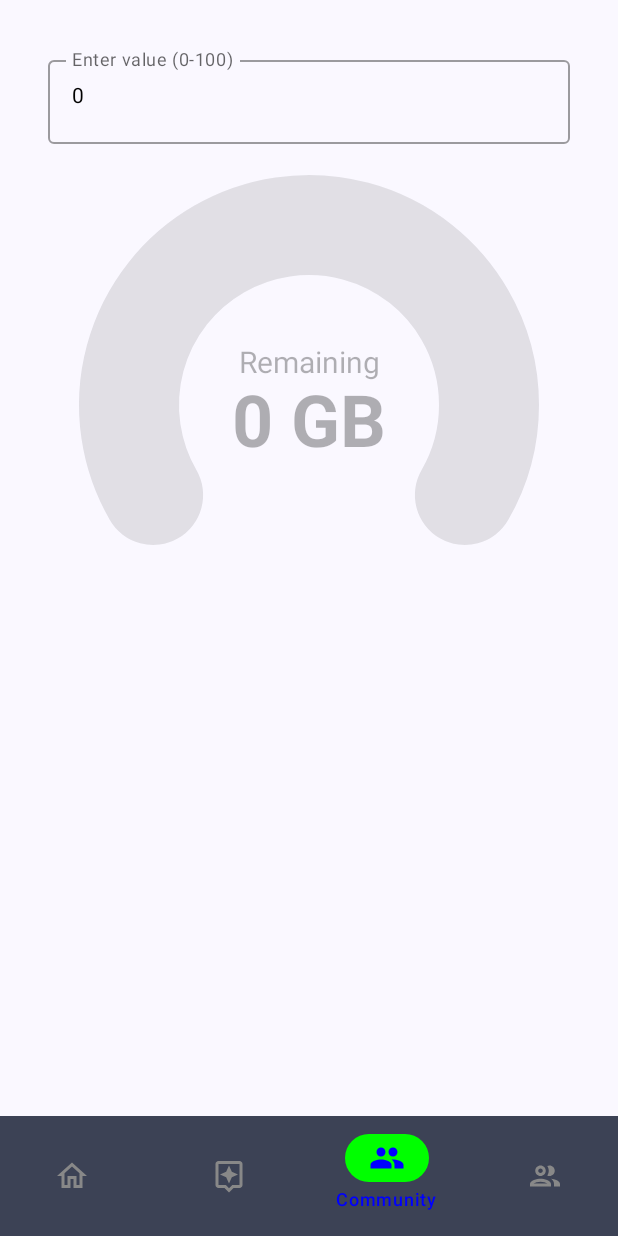
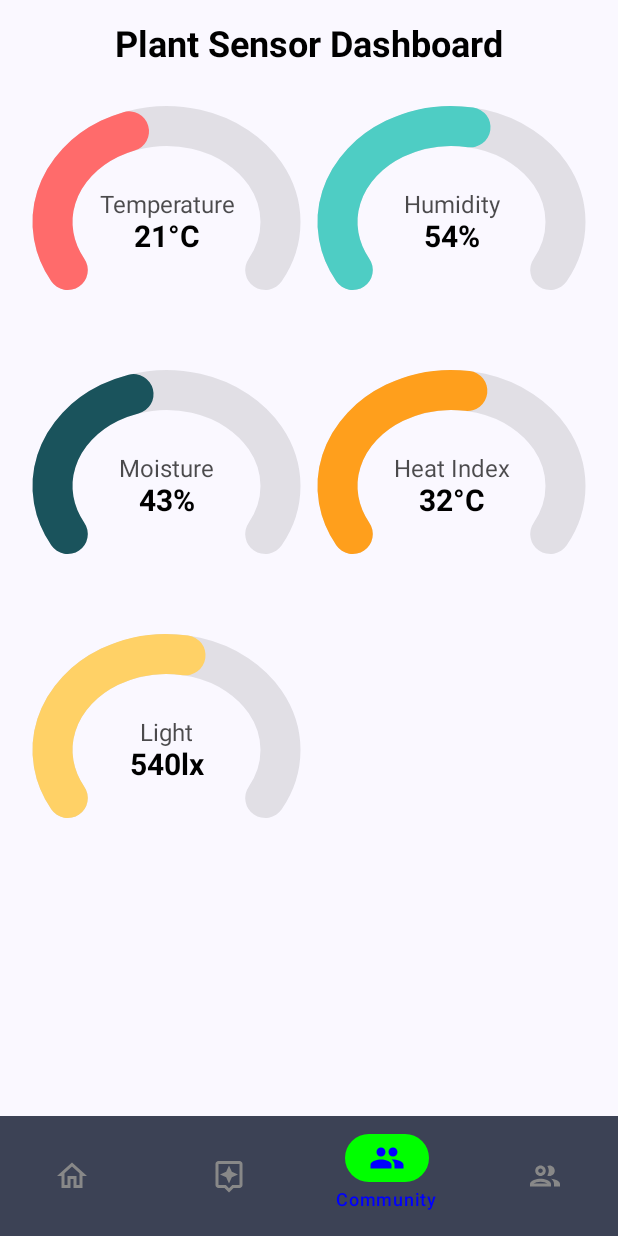
Before and after one commit to Nikita2812/PlantSy-androidApp, an Android app built with Jetpack Compose: the community screen opened through its navigation route, on a phone screen of 412 x 824 dp. Run offline under Robolectric (Android 15) with nearby library versions, the phone set to English and light mode, and no system bars.

Commit message:
feat(iot): added sample json parsing for iot data and corresponding visualisation

```diff
--- a/app/build.gradle.kts
+++ b/app/build.gradle.kts
@@ -4,6 +4,7 @@ plugins {
     id("org.jetbrains.kotlin.android")
     id("kotlin-kapt")
     id("com.google.gms.google-services")
+    id("org.jetbrains.kotlin.plugin.serialization") version "1.8.0"
 }
 
 kapt {
@@ -153,4 +154,6 @@ dependencies {
     implementation("androidx.constraintlayout:constraintlayout:2.1.4")
     implementation("androidx.recyclerview:recyclerview:1.3.2")
     implementation("com.google.android.material:material:1.11.0")
+// for json parsing
+    implementation("org.jetbrains.kotlinx:kotlinx-serialization-json:1.5.0")
 }
--- a/app/src/main/java/com/nikita_prasad/plantsy/screen/Community.kt
+++ b/app/src/main/java/com/nikita_prasad/plantsy/screen/Community.kt
@@ -2,25 +2,13 @@ package com.nikita_prasad.plantsy.screen
 
 import androidx.compose.animation.animateColorAsState
 import androidx.compose.animation.core.animateFloatAsState
-import androidx.compose.animation.core.animateIntAsState
 import androidx.compose.animation.core.tween
-import androidx.compose.foundation.layout.Arrangement
-import androidx.compose.foundation.layout.Column
-import androidx.compose.foundation.layout.Spacer
-import androidx.compose.foundation.layout.fillMaxWidth
-import androidx.compose.foundation.layout.height
-import androidx.compose.foundation.layout.padding
-import androidx.compose.foundation.layout.size
-import androidx.compose.foundation.text.KeyboardOptions
+import androidx.compose.foundation.layout.*
+import androidx.compose.foundation.rememberScrollState
+import androidx.compose.foundation.verticalScroll
 import androidx.compose.material.MaterialTheme
-import androidx.compose.material.OutlinedTextField
 import androidx.compose.material.Text
-import androidx.compose.runtime.Composable
-import androidx.compose.runtime.LaunchedEffect
-import androidx.compose.runtime.getValue
-import androidx.compose.runtime.mutableStateOf
-import androidx.compose.runtime.remember
-import androidx.compose.runtime.setValue
+import androidx.compose.runtime.*
 import androidx.compose.ui.Alignment
 import androidx.compose.ui.Modifier
 import androidx.compose.ui.draw.drawBehind
@@ -31,72 +19,190 @@ import androidx.compose.ui.graphics.StrokeCap
 import androidx.compose.ui.graphics.drawscope.DrawScope
 import androidx.compose.ui.graphics.drawscope.Stroke
 import androidx.compose.ui.text.font.FontWeight
-import androidx.compose.ui.text.input.KeyboardType
 import androidx.compose.ui.text.style.TextAlign
 import androidx.compose.ui.tooling.preview.Preview
 import androidx.compose.ui.unit.Dp
 import androidx.compose.ui.unit.TextUnit
 import androidx.compose.ui.unit.dp
+import com.google.gson.Gson
+import com.google.gson.annotations.SerializedName
+
+data class SensorData(
+    val temperature: Double,
+    val humidity: Double,
+    val moisture: Double,
+    val heatIndex: Double,
+    val lightlux: Double
+)
+
+// 2. Gson serializable data class with annotations
+data class SerializableSensorData(
+    val temperature: Double,
+    val humidity: Double,
+    val moisture: Double,
+    @SerializedName("heat_index") val heatIndex: Double,
+    val lightlux: Double
+) {
+    // Converter function to domain model
+    fun toSensorData(): SensorData = SensorData(
+        temperature = temperature,
+        humidity = humidity,
+        moisture = moisture,
+        heatIndex = heatIndex,
+        lightlux = lightlux
+    )
+}
+
+private val sensorJsonData = """{"temperature": 21, "humidity": 54, "moisture": 43, "heat_index": 32, "lightlux": 540}"""
 
 @Composable
 fun CommunityScreen(
     modifier: Modifier = Modifier
 ) {
-    var inputValue by remember { mutableStateOf("0") }
-    var indicatorValue by remember { mutableStateOf(0) }
-    val maxIndicatorValue = 100
+    // Use Gson for JSON parsing
+    val gson = Gson()
+
+    // Parse JSON data using Gson and convert to domain model
+    val sensorData = remember {
+        gson.fromJson(sensorJsonData, SerializableSensorData::class.java).toSensorData()
+    }
+
+    // Define parameters for each meter
+    val meterConfigs = listOf(
+        MeterConfig(
+            value = sensorData.temperature,
+            maxValue = 50, // Assuming max temperature is 50°C
+            title = "Temperature",
+            suffix = "°C",
+            color = Color(0xFFFF6B6B) // Red shade for temperature
+        ),
+        MeterConfig(
+            value = sensorData.humidity,
+            maxValue = 100, // Humidity is percentage
+            title = "Humidity",
+            suffix = "%",
+            color = Color(0xFF4ECDC4) // Teal shade for humidity
+        ),
+        MeterConfig(
+            value = sensorData.moisture,
+            maxValue = 100, // Moisture as percentage
+            title = "Moisture",
+            suffix = "%",
+            color = Color(0xFF1A535C) // Darker teal for moisture
+        ),
+        MeterConfig(
+            value = sensorData.heatIndex,
+            maxValue = 60, // Assuming max heat index is 60°C
+            title = "Heat Index",
+            suffix = "°C",
+            color = Color(0xFFFF9F1C) // Orange for heat index
+        ),
+        MeterConfig(
+            value = sensorData.lightlux,
+            maxValue = 1000, // Assuming max light is 1000 lux
+            title = "Light",
+            suffix = "lx",
+            color = Color(0xFFFFD166) // Yellow for light
+        )
+    )
 
     Column(
-        modifier = modifier.padding(16.dp),
+        modifier = modifier
+            .padding(16.dp)
+            .verticalScroll(rememberScrollState()),
         horizontalAlignment = Alignment.CenterHorizontally
     ) {
+        Text(
+            text = "Plant Sensor Dashboard",
+            style = MaterialTheme.typography.h5,
+            fontWeight = FontWeight.Bold,
+            modifier = Modifier.padding(bottom = 16.dp)
+        )
+
+        for (i in meterConfigs.indices step 2) {
+            Row(
+                modifier = Modifier
+                    .fillMaxWidth()
+                    .padding(vertical = 8.dp),
+                horizontalArrangement = Arrangement.SpaceEvenly
+            ) {
+                // First meter in the row
                 CircularMeter(
-            indicatorValue = indicatorValue,
-            maxIndicatorValue = maxIndicatorValue,
-            canvasSize = 300.dp,
+                    modifier = Modifier.weight(1f),
+                    indicatorValue = meterConfigs[i].value,
+                    maxIndicatorValue = meterConfigs[i].maxValue,
+                    canvasSize = 160.dp,
                     backgroundIndicatorColor = MaterialTheme.colors.onSurface.copy(alpha = 0.1f),
-            backgroundIndicatorStrokeWidth = 100f,
-            foregroundIndicatorColor = MaterialTheme.colors.primary,
-            foregroundIndicatorStrokeWidth = 100f,
-            bigTextFontSize = MaterialTheme.typography.h3.fontSize,
+                    backgroundIndicatorStrokeWidth = 40f,
+                    foregroundIndicatorColor = meterConfigs[i].color,
+                    foregroundIndicatorStrokeWidth = 40f,
+                    bigTextFontSize = MaterialTheme.typography.h6.fontSize,
                     bigTextColor = MaterialTheme.colors.onSurface,
-            bigTextSuffix = "GB",
-            smallText = "Remaining",
-            smallTextFontSize = MaterialTheme.typography.h6.fontSize,
-            smallTextColor = MaterialTheme.colors.onSurface.copy(alpha = 0.3f)
+                    bigTextSuffix = meterConfigs[i].suffix,
+                    smallText = meterConfigs[i].title,
+                    smallTextFontSize = MaterialTheme.typography.body1.fontSize,
+                    smallTextColor = MaterialTheme.colors.onSurface.copy(alpha = 0.7f)
                 )
+
+                // Second meter in the row (if available)
+                if (i + 1 < meterConfigs.size) {
+                    CircularMeter(
+                        modifier = Modifier.weight(1f),
+                        indicatorValue = meterConfigs[i + 1].value,
+                        maxIndicatorValue = meterConfigs[i + 1].maxValue,
+                        canvasSize = 160.dp,
+                        backgroundIndicatorColor = MaterialTheme.colors.onSurface.copy(alpha = 0.1f),
+                        backgroundIndicatorStrokeWidth = 40f,
+                        foregroundIndicatorColor = meterConfigs[i + 1].color,
+                        foregroundIndicatorStrokeWidth = 40f,
+                        bigTextFontSize = MaterialTheme.typography.h6.fontSize,
+                        bigTextColor = MaterialTheme.colors.onSurface,
+                        bigTextSuffix = meterConfigs[i + 1].suffix,
+                        smallText = meterConfigs[i + 1].title,
+                        smallTextFontSize = MaterialTheme.typography.body1.fontSize,
+                        smallTextColor = MaterialTheme.colors.onSurface.copy(alpha = 0.7f)
+                    )
+                } else {
+                    // Empty space to maintain layout if there's an odd number of meters
+                    Spacer(modifier = Modifier.weight(1f))
                 }
             }
+        }
+    }
+}
+
+data class MeterConfig(
+    val value: Double,
+    val maxValue: Int,
+    val title: String,
+    val suffix: String,
+    val color: Color
+)
 
 @Composable
 fun CircularMeter(
     modifier: Modifier = Modifier,
     canvasSize: Dp = 300.dp,
-    indicatorValue: Int = 0,
+    indicatorValue: Double = 0.0,
     maxIndicatorValue: Int = 100,
     backgroundIndicatorColor: Color = MaterialTheme.colors.onSurface.copy(alpha = 0.1f),
     backgroundIndicatorStrokeWidth: Float = 100f,
     foregroundIndicatorColor: Color = MaterialTheme.colors.primary,
     foregroundIndicatorStrokeWidth: Float = 100f,
-    // indicatorStrokeCap: StrokeCap = StrokeCap.Round,
     bigTextFontSize: TextUnit = MaterialTheme.typography.h3.fontSize,
     bigTextColor: Color = MaterialTheme.colors.onSurface,
-    bigTextSuffix: String = "GB",
-    smallText: String = "Remaining",
+    bigTextSuffix: String = "",
+    smallText: String = "",
     smallTextFontSize: TextUnit = MaterialTheme.typography.h6.fontSize,
     smallTextColor: Color = MaterialTheme.colors.onSurface.copy(alpha = 0.3f)
-){
-    var inputValue by remember { mutableStateOf("0") }
-
-    var indicatorValue by remember { mutableStateOf(0) }
-
+) {
     var allowedIndicatorValue by remember {
-        mutableStateOf(maxIndicatorValue)
+        mutableStateOf(maxIndicatorValue.toDouble())
     }
     allowedIndicatorValue = if (indicatorValue <= maxIndicatorValue) {
         indicatorValue
     } else {
-        maxIndicatorValue
+        maxIndicatorValue.toDouble()
     }
 
     var animatedIndicatorValue by remember { mutableStateOf(0f) }
@@ -112,39 +218,18 @@ fun CircularMeter(
         animationSpec = tween(1000)
     )
 
-    val receivedValue by animateIntAsState(
-        targetValue = allowedIndicatorValue,
+    val receivedValue by animateFloatAsState(
+        targetValue = allowedIndicatorValue.toFloat(),
         animationSpec = tween(1000)
     )
 
     val animatedBigTextColor by animateColorAsState(
-        targetValue = if (allowedIndicatorValue == 0)
+        targetValue = if (allowedIndicatorValue == 0.0)
             MaterialTheme.colors.onSurface.copy(alpha = 0.3f)
         else
             bigTextColor,
         animationSpec = tween(1000)
     )
-
-    Column(
-        modifier = modifier.padding(16.dp),
-        horizontalAlignment = Alignment.CenterHorizontally
-    ) {
-        // Input Text Field
-        OutlinedTextField(
-            value = inputValue,
-            onValueChange = { newValue ->
-                // Only accept numeric input
-                if (newValue.isEmpty() || newValue.all { it.isDigit() }) {
-                    inputValue = newValue
-                    // Update the indicator value
-                    indicatorValue = newValue.toIntOrNull() ?: 0
-                }
-            },
-            label = { Text("Enter value (0-$maxIndicatorValue)") },
-            keyboardOptions = KeyboardOptions(keyboardType = KeyboardType.Number),
-            modifier = Modifier.fillMaxWidth()
-        )
-        Spacer(modifier = Modifier.height(24.dp))
 
     Column(
         modifier = modifier
@@ -155,21 +240,19 @@ fun CircularMeter(
                     componentSize = componentSize,
                     indicatorColor = backgroundIndicatorColor,
                     indicatorStrokeWidth = backgroundIndicatorStrokeWidth,
-                        // indicatorStokeCap = indicatorStrokeCap
                 )
                 foregroundIndicator(
                     sweepAngle = sweepAngle,
                     componentSize = componentSize,
                     indicatorColor = foregroundIndicatorColor,
                     indicatorStrokeWidth = foregroundIndicatorStrokeWidth,
-                        // indicatorStokeCap = indicatorStrokeCap
                 )
             },
         verticalArrangement = Arrangement.Center,
         horizontalAlignment = Alignment.CenterHorizontally
     ) {
         EmbeddedElements(
-                bigText = receivedValue,
+            bigText = receivedValue.toDouble(),
             bigTextFontSize = bigTextFontSize,
             bigTextColor = animatedBigTextColor,
             bigTextSuffix = bigTextSuffix,
@@ -179,13 +262,11 @@ fun CircularMeter(
         )
     }
 }
-}
 
 fun DrawScope.backgroundIndicator(
     componentSize: Size,
     indicatorColor: Color,
     indicatorStrokeWidth: Float,
-    // indicatorStokeCap: StrokeCap
 ) {
     drawArc(
         size = componentSize,
@@ -209,7 +290,6 @@ fun DrawScope.foregroundIndicator(
     componentSize: Size,
     indicatorColor: Color,
     indicatorStrokeWidth: Float,
-    // indicatorStokeCap: StrokeCap
 ) {
     drawArc(
         size = componentSize,
@@ -230,7 +310,7 @@ fun DrawScope.foregroundIndicator(
 
 @Composable
 fun EmbeddedElements(
-    bigText: Int,
+    bigText: Double,
     bigTextFontSize: TextUnit,
     bigTextColor: Color,
     bigTextSuffix: String,
@@ -245,7 +325,7 @@ fun EmbeddedElements(
         textAlign = TextAlign.Center
     )
     Text(
-        text = "$bigText ${bigTextSuffix.take(2)}",
+        text = "${bigText.toInt()}$bigTextSuffix",
         color = bigTextColor,
         fontSize = bigTextFontSize,
         textAlign = TextAlign.Center,
@@ -255,6 +335,6 @@ fun EmbeddedElements(
 
 @Composable
 @Preview(showBackground = true)
-fun CustomComponentPreview() {
-    CircularMeter()
+fun SensorDashboardPreview() {
+    CommunityScreen()
 }
```
Also changed, not shown: 2 other files. Lines whose indentation alone changed are shown as unchanged.
